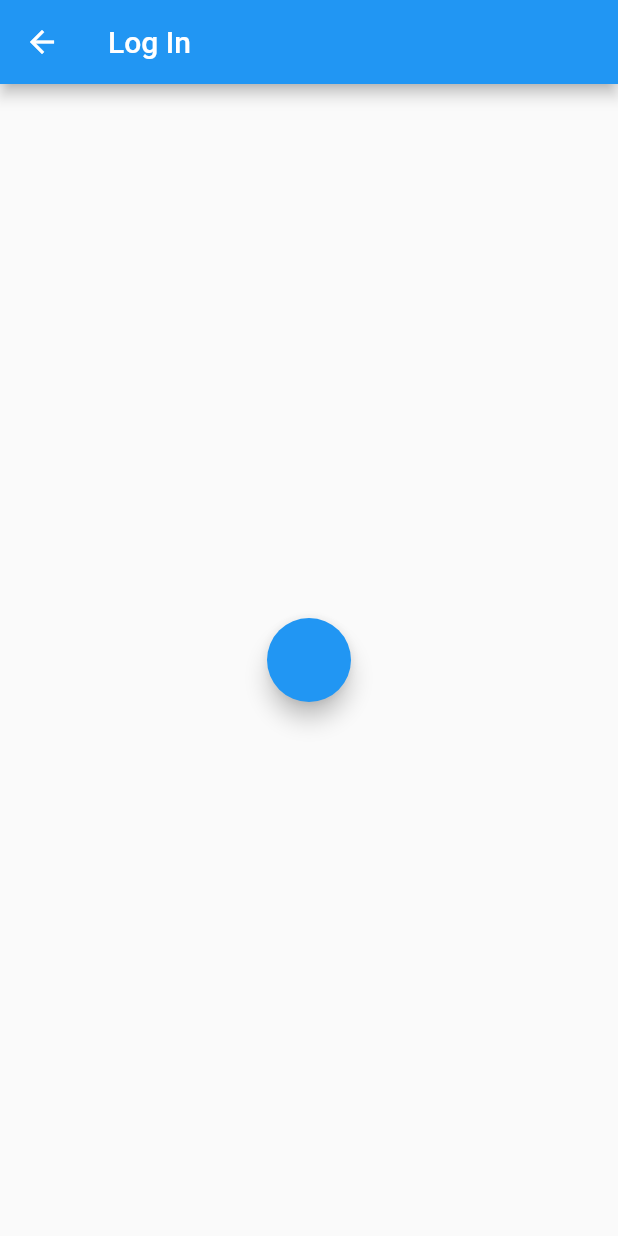
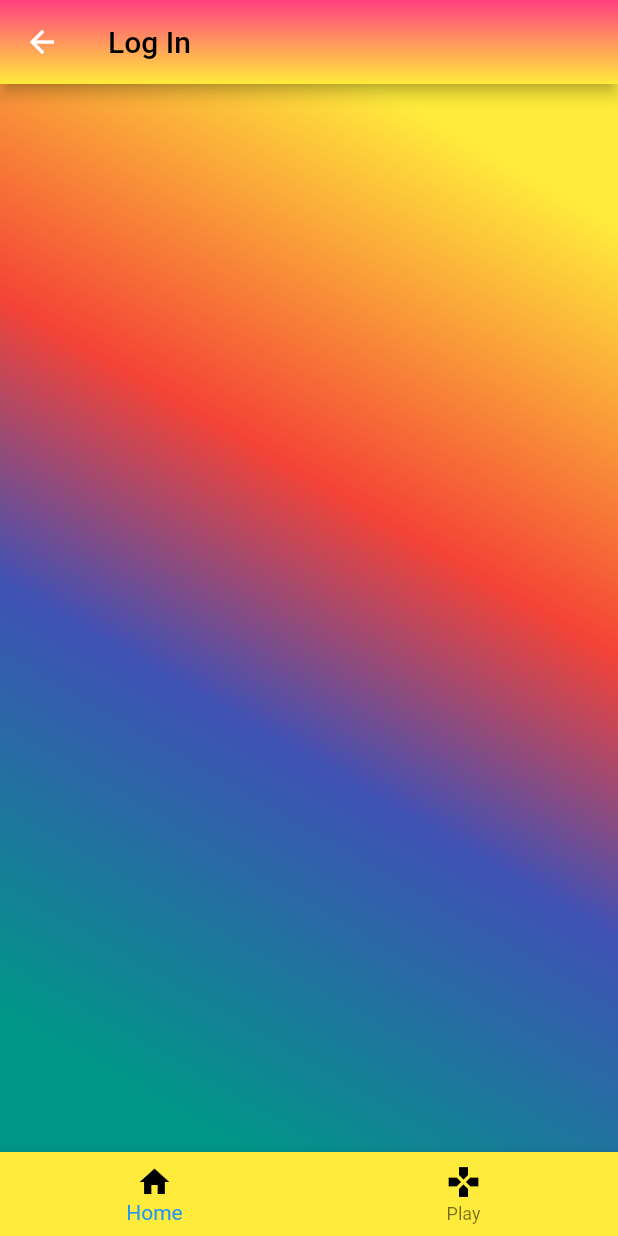
Before and after one commit to TheAmaArt/my_1_app, a Flutter app: the LogInPage screen opened by its route, on a phone screen of 412 x 824 dp. Run offline on Flutter 3.47's test engine with Material 2 defaults, Android fonts, the phone set to English and light mode, and no system bars.

Commit message:
second Page with background color and BottomNavigationBar

```diff
--- a/lib/log_in_screen.dart
+++ b/lib/log_in_screen.dart
@@ -1,18 +1,66 @@
 import "package:flutter/material.dart";
+
 class LogInPage extends StatelessWidget {
   const LogInPage({super.key});
   @override
   Widget build(BuildContext context) {
     return Scaffold(
       appBar: AppBar(
-        title: const Text("Log In"),
+        flexibleSpace: Container(
+          decoration: const BoxDecoration(
+            gradient: LinearGradient(
+              begin: Alignment.topCenter,
+              end: Alignment.bottomCenter,
+              colors: <Color>[Colors.pinkAccent, Colors.yellow],
+            ),
+          ),
+        ),
+        title: const Text(
+          "Log In",
+          style: TextStyle(color: Colors.black),
+        ),
       ),
       body: Center(
-        child: FloatingActionButton(
-          onPressed: () {
-            Navigator.pop(context);
-          },
+        child: Container(
+          decoration: const BoxDecoration(
+            gradient: LinearGradient(
+              begin: Alignment.topRight,
+              end: Alignment.bottomLeft,
+              stops: [
+                0.1,
+                0.4,
+                0.6,
+                0.9,
+              ],
+              colors: [
+                Colors.yellow,
+                Colors.red,
+                Colors.indigo,
+                Colors.teal,
+              ],
+            ),
+          ),
+          // // child: FloatingActionButton(
+          // //   onPressed: () {
+          // //     Navigator.pop(context);
+          //   },
         ),
+      ),
+      bottomNavigationBar: BottomNavigationBar(
+        backgroundColor: Colors.yellow,
+        items: const [
+          BottomNavigationBarItem(
+            label: "Home",
+            icon: Icon(
+              Icons.home,
+              color: Colors.black,
+            ),
+          ),
+          BottomNavigationBarItem(
+            label: "Play",
+            icon: Icon(Icons.gamepad, color: Colors.black),
+          ),
+        ],
       ),
     );
   }
```
